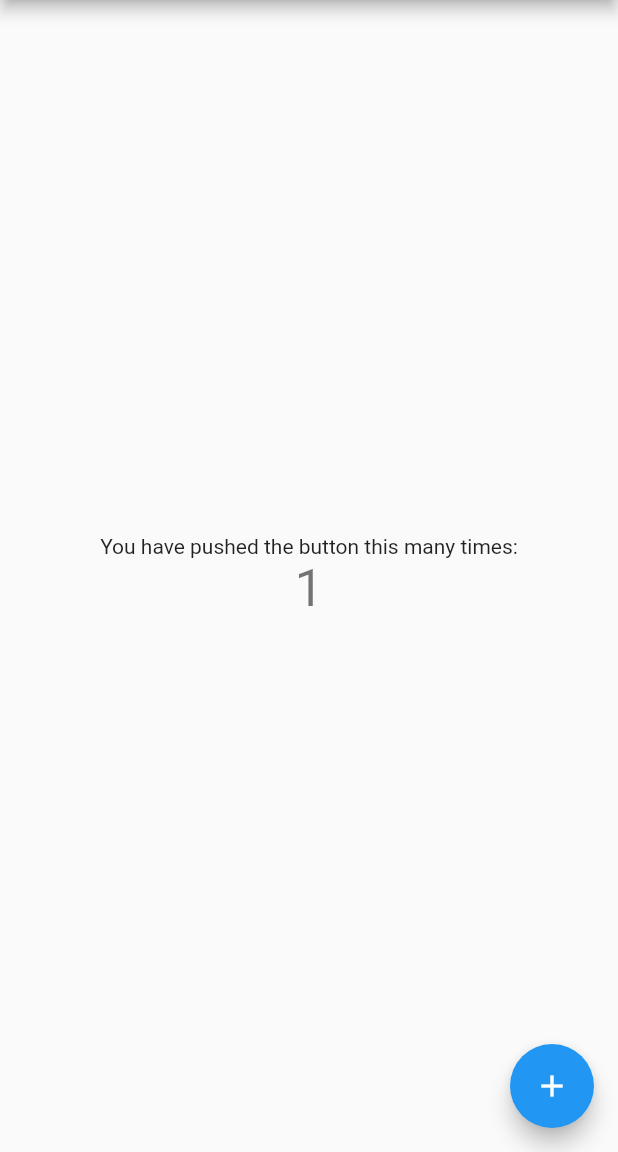
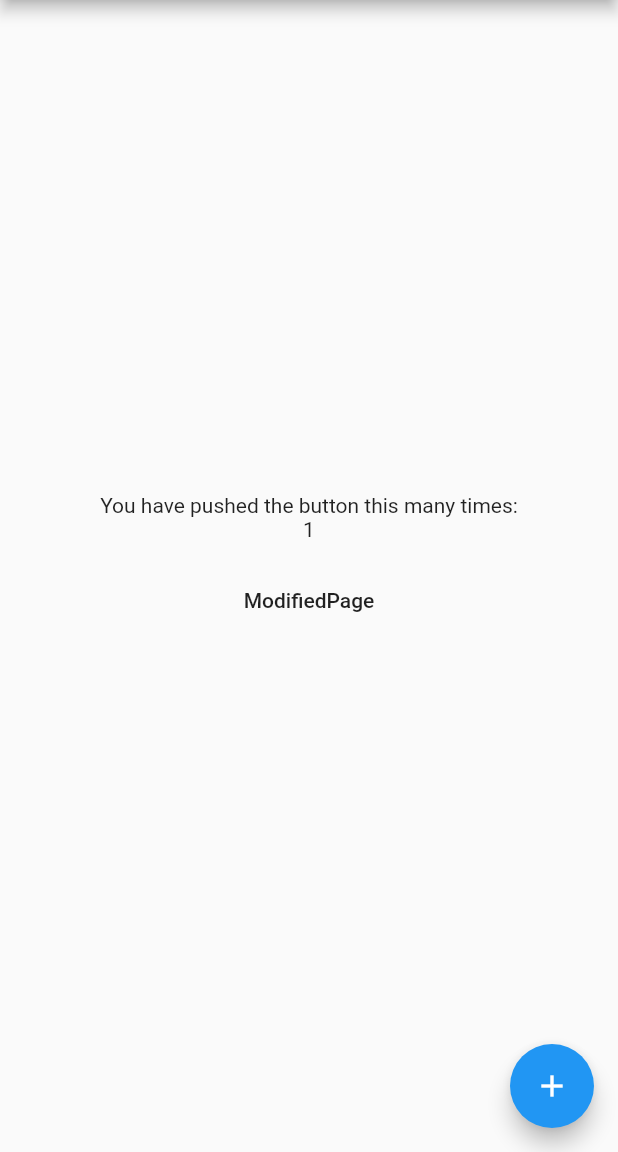
Before and after one commit to fcrawler/redux_crawler, a Flutter app: the screen it shows after launch, after a tap on the "add" icon, on a phone screen of 412 x 824 dp, the part 84-1236 px from its top. Run offline on Flutter 3.47's test engine with Material 2 defaults, Android fonts, the phone set to English and light mode, and no system bars; our stand-ins replace flutter_redux, redux.

Commit message:
1. add modified_page 2. 201909181904

```diff
--- a/lib/main.dart
+++ b/lib/main.dart
@@ -1,112 +1,96 @@
 import 'package:flutter/material.dart';
+import 'package:flutter_redux/flutter_redux.dart';
+import 'package:redux/redux.dart';
+import 'package:redux_crawler/modified_redux.dart';
+
+import 'package:redux_crawler/modified_page.dart';
 
 void main() => runApp(MyApp());
 
 class MyApp extends StatelessWidget {
-  // This widget is the root of your application.
+  final store =
+      Store<CountState>(reducer, initialState: CountState.initState());
+
   @override
   Widget build(BuildContext context) {
-    return MaterialApp(
-      title: 'Flutter Demo',
-      theme: ThemeData(
-        // This is the theme of your application.
-        //
-        // Try running your application with "flutter run". You'll see the
-        // application has a blue toolbar. Then, without quitting the app, try
-        // changing the primarySwatch below to Colors.green and then invoke
-        // "hot reload" (press "r" in the console where you ran "flutter run",
-        // or simply save your changes to "hot reload" in a Flutter IDE).
-        // Notice that the counter didn't reset back to zero; the application
-        // is not restarted.
-        primarySwatch: Colors.blue,
+    return StoreProvider(
+      store: store,
+      child: MaterialApp(
+        title: 'Flutter Demo',
+        theme: ThemeData(
+          primarySwatch: Colors.blue,
+        ),
+        home: MyHomePage(
+          title: 'Flutter Demo Home Page',
+          store: store,
+        ),
       ),
-      home: MyHomePage(title: 'Flutter Demo Home Page'),
     );
   }
 }
 
 class MyHomePage extends StatefulWidget {
-  MyHomePage({Key key, this.title}) : super(key: key);
+  MyHomePage({Key key, this.title, this.store}) : super(key: key);
 
   final int a = 0;
-  // This widget is the home page of your application. It is stateful, meaning
-  // that it has a State object (defined below) that contains fields that affect
-  // how it looks.
-
-  // This class is the configuration for the state. It holds the values (in this
-  // case the title) provided by the parent (in this case the App widget) and
-  // used by the build method of the State. Fields in a Widget subclass are
-  // always marked "final".
 
   final String title;
+
+  final Store<CountState> store;
 
   @override
   _MyHomePageState createState() => _MyHomePageState();
 }
 
 class _MyHomePageState extends State<MyHomePage> {
-  int _counter = 0;
-
-  void _incrementCounter() {
-    setState(() {
-      // This call to setState tells the Flutter framework that something has
-      // changed in this State, which causes it to rerun the build method below
-      // so that the display can reflect the updated values. If we changed
-      // _counter without calling setState(), then the build method would not be
-      // called again, and so nothing would appear to happen.
-      _counter++;
-    });
-  }
-
   @override
   Widget build(BuildContext context) {
-    // This method is rerun every time setState is called, for instance as done
-    // by the _incrementCounter method above.
-    //
-    // The Flutter framework has been optimized to make rerunning build methods
-    // fast, so that you can just rebuild anything that needs updating rather
-    // than having to individually change instances of widgets.
     return Scaffold(
       appBar: AppBar(
-        // Here we take the value from the MyHomePage object that was created by
-        // the App.build method, and use it to set our appbar title.
         title: Text(widget.title),
       ),
       body: Center(
-        // Center is a layout widget. It takes a single child and positions it
-        // in the middle of the parent.
         child: Column(
-          // Column is also a layout widget. It takes a list of children and
-          // arranges them vertically. By default, it sizes itself to fit its
-          // children horizontally, and tries to be as tall as its parent.
-          //
-          // Invoke "debug painting" (press "p" in the console, choose the
-          // "Toggle Debug Paint" action from the Flutter Inspector in Android
-          // Studio, or the "Toggle Debug Paint" command in Visual Studio Code)
-          // to see the wireframe for each widget.
-          //
-          // Column has various properties to control how it sizes itself and
-          // how it positions its children. Here we use mainAxisAlignment to
-          // center the children vertically; the main axis here is the vertical
-          // axis because Columns are vertical (the cross axis would be
-          // horizontal).
           mainAxisAlignment: MainAxisAlignment.center,
           children: <Widget>[
             Text(
               'You have pushed the button this many times:',
             ),
-            Text(
-              '$_counter',
-              style: Theme.of(context).textTheme.display1,
+            StoreConnector<CountState, int>(
+              converter: (store) => widget.store.state.count,
+              builder: (context, count) {
+                return Text(count.toString());
+              },
             ),
+            Container(
+              margin: const EdgeInsets.all(15.0),
+              child: FlatButton(
+                onPressed: _gotoModifiedPage,
+                child: Text('ModifiedPage'),
+              ),
+            )
           ],
         ),
       ),
-      floatingActionButton: FloatingActionButton(
-        onPressed: _incrementCounter,
-        tooltip: 'Increment',
-        child: Icon(Icons.add),
+      floatingActionButton: StoreConnector<CountState, VoidCallback>(
+        converter: (store) {
+          return () => store.dispatch(CountAction.PLUS);
+        },
+        builder: (context, callback) {
+          return FloatingActionButton(
+            onPressed: callback,
+            child: Icon(Icons.add),
+          );
+        },
       ), // This trailing comma makes auto-formatting nicer for build methods.
     );
   }
+
+  void _gotoModifiedPage() {
+    Navigator.push(context, MaterialPageRoute(
+      builder: (context) {
+        return  MidifiedPage(store: widget.store);
+      }
+    ));
+  }
 }
--- /dev/null
+++ b/lib/modified_redux.dart
@@ -0,0 +1,33 @@
+import 'package:flutter/foundation.dart';
+import 'package:flutter/material.dart';
+
+// 1. 创建State
+@immutable
+class CountState {
+  int _count;
+
+  get count => _count;
+
+  CountState(this._count);
+
+  CountState.initState() {
+    _count = 0;
+  }
+}
+
+// 2. 创建Action
+enum CountAction { MINUS, PLUS }
+
+// 3. 创建Reducer
+CountState reducer(CountState countState, action) {
+  switch (action) {
+    case CountAction.MINUS:
+      return CountState(countState.count - 1);
+      break;
+    case CountAction.PLUS:
+      return CountState(countState.count + 1);
+      break;
+  }
+
+  return CountState(0);
+}
```
Also changed, not shown: lib/modified_page.dart (added, +64 -0 lines), pubspec.lock.
